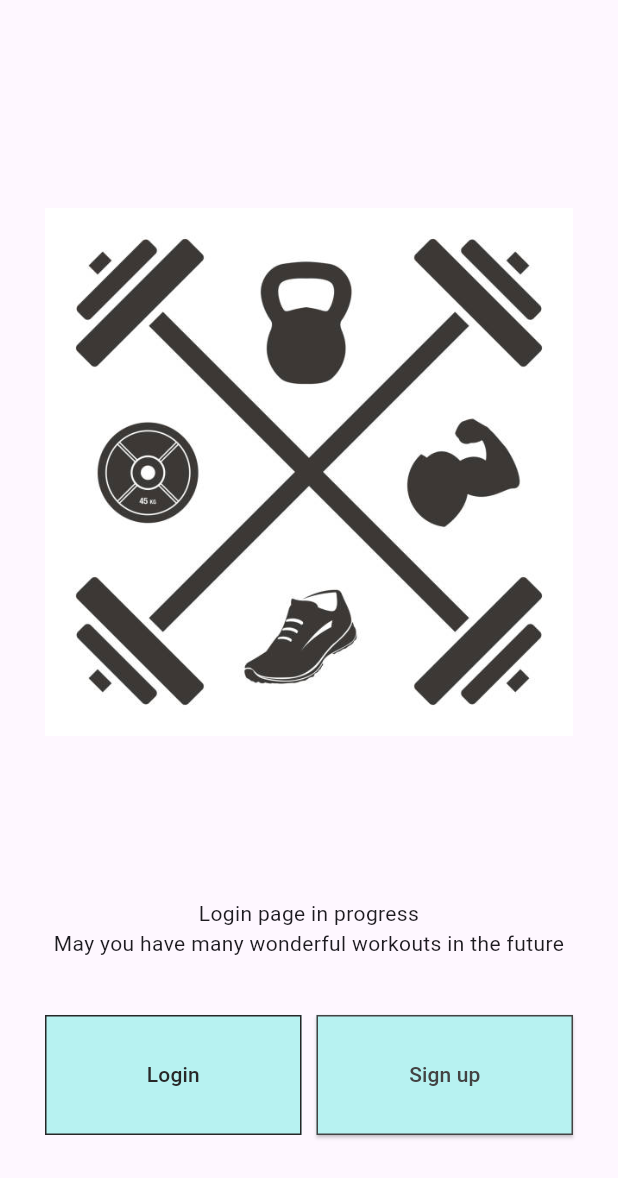
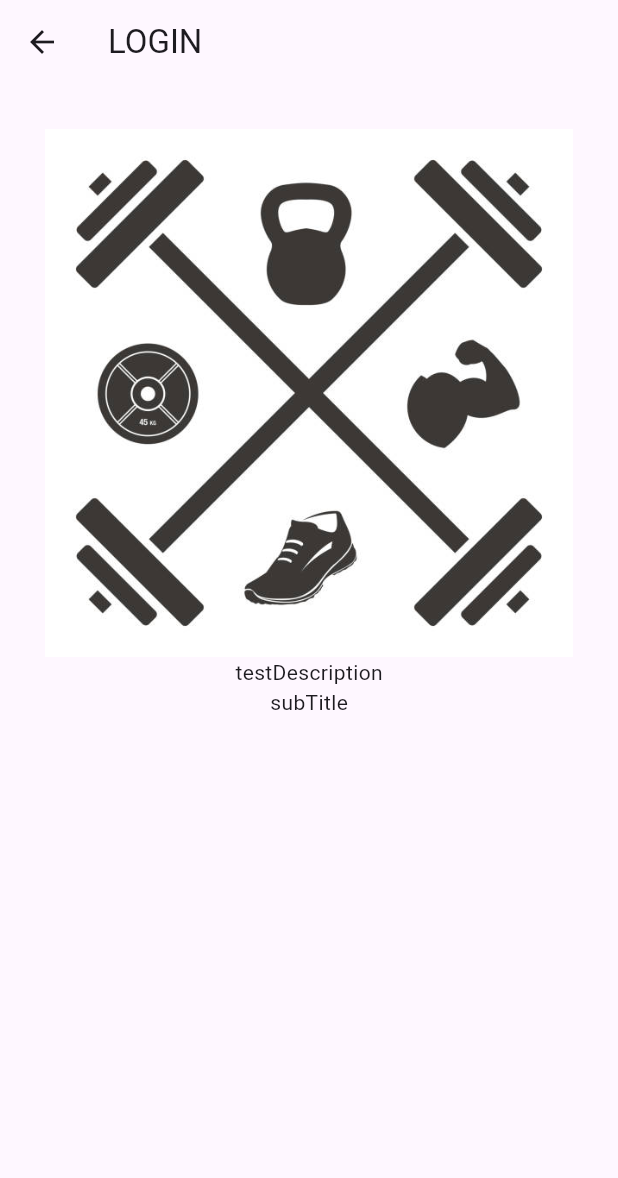
Before and after one commit to SorenM22/Get-Fit, a Flutter app: the AuthenticationPage screen opened directly, after a tap on "Login", on a phone screen of 412 x 824 dp. Shown: the top 1178 px of the screen. Run offline on Flutter 3.47's test engine with Material 3 defaults, Android fonts, the phone set to English and light mode, and no system bars; our stand-ins replace firebase_core, firebase_database; accounts and stored records are empty.

Commit message:
added an interface for the user to login through, navigation to login prompt is working. Next objective: add user input

```diff
--- a/lib/authentication_page.dart
+++ b/lib/authentication_page.dart
@@ -1,3 +1,4 @@
+import 'package:ctrl_alt_defeat/login_page.dart';
 import 'package:flutter/material.dart';
 
 
@@ -50,11 +51,18 @@ class AuthenticationPage extends StatelessWidget {
             Row(
               children:[
                 Expanded(child: OutlinedButton(
-                  onPressed: (){},
+                  onPressed: () {
+                    Navigator.push(
+                        context, MaterialPageRoute(builder: (context) {
+                          return LoginPage();
+                          },
+                        ),
+                    );
+
+                  },
                   style: OutlinedButton.styleFrom(
                     shape: RoundedRectangleBorder(),
                     foregroundColor: Color(0xFF272727),
-                    backgroundColor: Color(0XFFb7f2f1),
                     side: BorderSide(color: Color(0xFF272727)),
                     padding: EdgeInsets.symmetric(vertical:30),
                 ), child: const Text("Login")),),
--- /dev/null
+++ b/lib/login_page.dart
@@ -0,0 +1,32 @@
+import 'package:flutter/material.dart';
+
+
+class LoginPage extends StatelessWidget {
+  const LoginPage({Key? key}) : super(key: key);
+  final String loginImage = "assets/login_Image/Workout_ClipArt.jpg";
+
+
+  @override
+  Widget build(BuildContext context) {
+    return Scaffold(
+      appBar: AppBar(
+        title: Text("LOGIN"),
+        leading: IconButton(onPressed: (){
+          Navigator.pop(context);
+        }, icon: Icon(Icons.arrow_back)),
+        ),
+      body: SingleChildScrollView(
+        child: Container(
+          padding: EdgeInsets.all(30),
+          child: Column(
+            children: [
+              Image(image: AssetImage(loginImage)),
+              const Text("testDescription"),
+              const Text("subTitle"),
+            ]
+          )
+        )
+      )
+    );
+  }
+}
```
